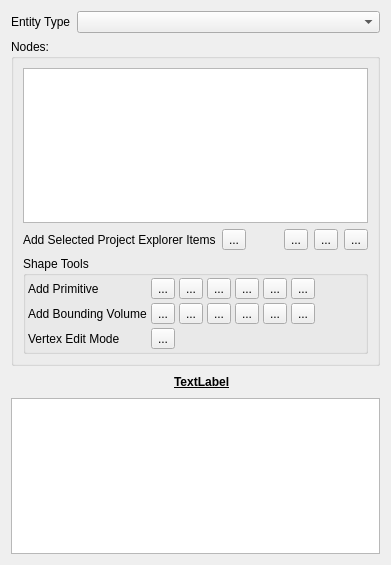
Above: Editor/src/Items/Entity/EntityWidget.ui from GameOverture/HarmonyEngine before the change. Below: the same form after it.
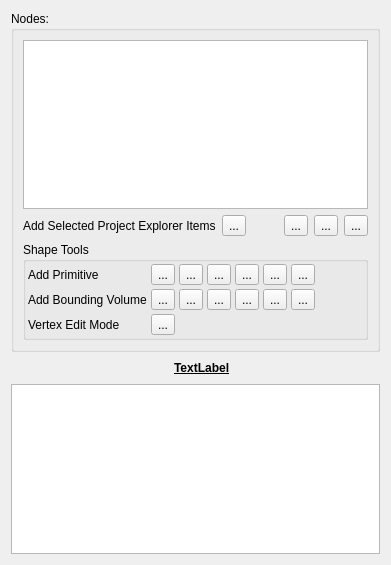
That is the form after the change. Icons and pictures are not drawn. Custom widgets are drawn as their Qt base class.

The edit to the form file:
```diff
--- a/Editor/src/Items/Entity/EntityWidget.ui
+++ b/Editor/src/Items/Entity/EntityWidget.ui
@@ -14,20 +14,6 @@
    <string>Form</string>
   </property>
   <layout class="QVBoxLayout" name="verticalLayout">
-   <item>
-    <layout class="QFormLayout" name="formLayout">
-     <item row="0" column="0">
-      <widget class="QLabel" name="label_2">
-       <property name="text">
-        <string>Entity Type</string>
-       </property>
-      </widget>
-     </item>
-     <item row="0" column="1">
-      <widget class="QComboBox" name="cmbEntityType"/>
-     </item>
-    </layout>
-   </item>
    <item>
     <widget class="QGroupBox" name="grpNodes">
      <property name="title">
```
